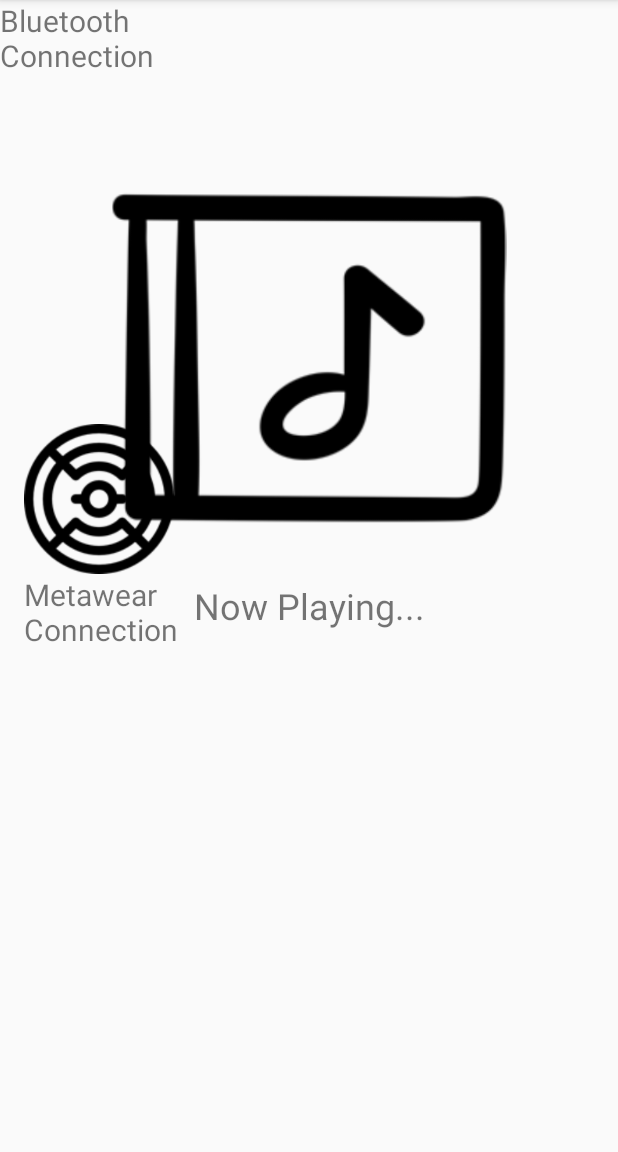
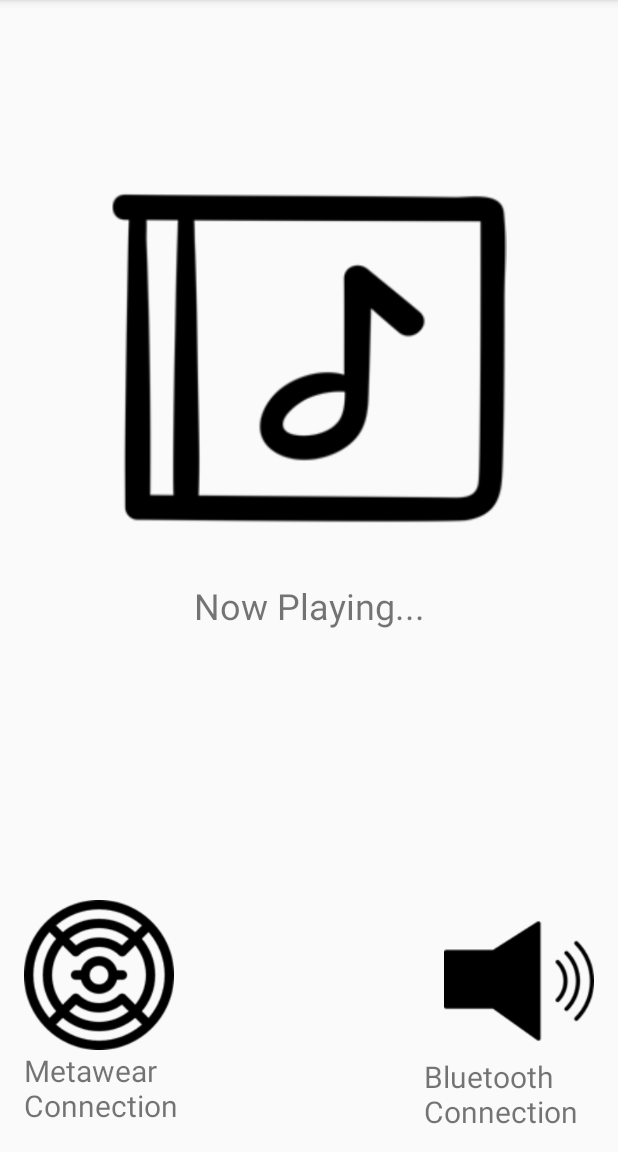
Before and after one commit to skyemakable/ShowerTunes, an Android app: the screen it shows after launch (MainActivity), on a phone screen of 412 x 824 dp, the part 84-1236 px from its top. Run offline under Robolectric (Android 15) with nearby library versions, the phone set to English and light mode, and no system bars; libraries missing offline, so code that uses them is left out: com.mbientlab.metawear; 1 statement that could not run was skipped.

Commit message:
Fixed Interface to make sense over different screen sizes (content_main.xml)

```diff
--- a/app/src/main/res/layout/content_main.xml
+++ b/app/src/main/res/layout/content_main.xml
@@ -10,8 +10,8 @@
         android:id="@+id/BluetoothSpeaker"
         android:layout_width="100dp"
         android:layout_height="100dp"
+        android:layout_marginTop="250dp"
         android:layout_marginEnd="16dp"
-        android:layout_marginBottom="8dp"
         android:adjustViewBounds="true"
         android:contentDescription="@string/bluetooth"
         android:cropToPadding="true"
@@ -19,7 +19,9 @@
         android:src="@drawable/multimedia"
         android:visibility="visible"
         app:layout_constraintBottom_toTopOf="@+id/BluetoothSpeakerText"
-        app:layout_constraintEnd_toEndOf="parent" />
+        app:layout_constraintEnd_toEndOf="parent"
+        app:layout_constraintTop_toBottomOf="@+id/AlbumArt"
+        app:layout_constraintVertical_bias="1.0" />
 
     <ImageView
         android:id="@+id/Metawear"
@@ -55,7 +57,7 @@
         android:layout_marginBottom="4dp"
         android:ems="10"
         android:text="@string/connect"
-        android:textSize="20dp"
+        android:textSize="20sp"
         app:layout_constraintBottom_toBottomOf="parent"
         app:layout_constraintEnd_toStartOf="@+id/BluetoothSpeakerText"
         app:layout_constraintHorizontal_bias="0.0"
@@ -65,11 +67,16 @@
         android:id="@+id/BluetoothSpeakerText"
         android:layout_width="113dp"
         android:layout_height="60dp"
+        android:layout_marginStart="8dp"
+        android:layout_marginEnd="16dp"
+        android:layout_marginBottom="4dp"
         android:ems="10"
         android:text="@string/BluetoothConnect"
         android:textSize="20dp"
-        tools:layout_editor_absoluteX="471dp"
-        tools:layout_editor_absoluteY="773dp" />
+        app:layout_constraintBottom_toBottomOf="parent"
+        app:layout_constraintEnd_toEndOf="parent"
+        app:layout_constraintHorizontal_bias="1.0"
+        app:layout_constraintStart_toEndOf="@+id/MusicText" />
 
     <android.support.constraint.Guideline
         android:id="@+id/guideline"
@@ -218,5 +225,19 @@
         android:orientation="vertical"
         app:layout_constraintGuide_begin="20dp" />
 
+    <android.support.constraint.Guideline
+        android:id="@+id/guideline2"
+        android:layout_width="wrap_content"
+        android:layout_height="wrap_content"
+        android:orientation="horizontal"
+        app:layout_constraintGuide_begin="20dp" />
+
+    <android.support.constraint.Guideline
+        android:id="@+id/guideline3"
+        android:layout_width="wrap_content"
+        android:layout_height="wrap_content"
+        android:orientation="horizontal"
+        app:layout_constraintGuide_begin="20dp" />
+
 
 </android.support.constraint.ConstraintLayout>
```
